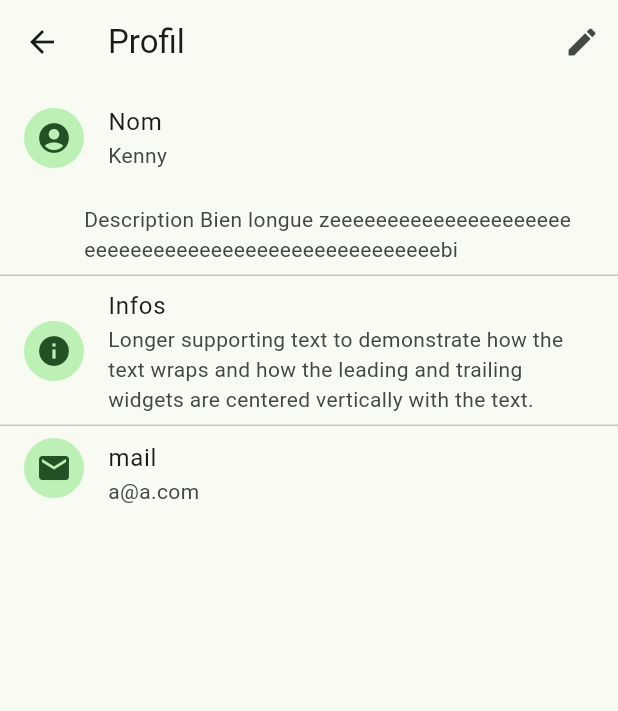
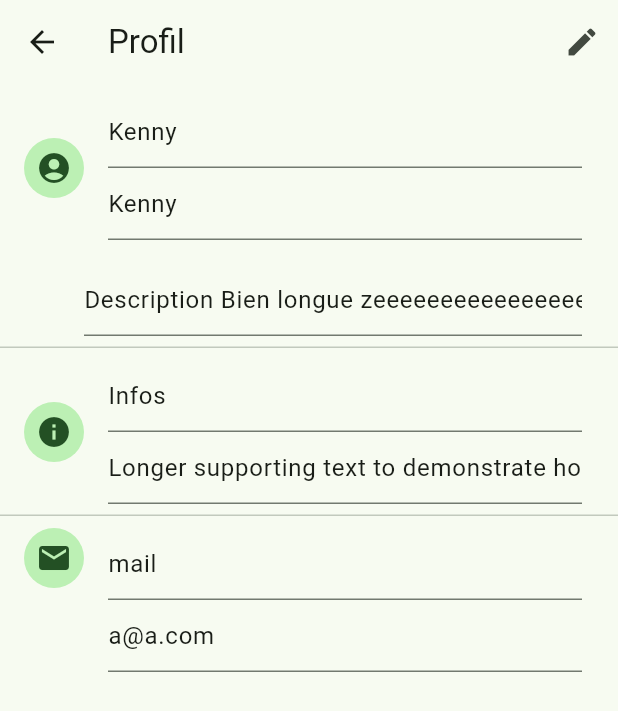
Before and after one commit to bingchillin/4MOC-Flutter-Archi-Firebase, a Flutter app: the ProfilScreen screen opened by its route, after a tap on the "edit" icon, on a phone screen of 412 x 824 dp. Shown: the top 711 px of the screen. Run offline on Flutter 3.47's test engine with Material 3 defaults, Android fonts, the phone set to English and light mode, and no system bars; our stand-ins replace bloc, cloud_firestore, equatable, firebase_auth, firebase_core, flutter_bloc; accounts and stored records are empty.

Commit message:
add userBloc and update profil screen

```diff
--- /dev/null
+++ b/lib/blocs/user_bloc.dart
@@ -0,0 +1,22 @@
+import 'dart:async';
+
+import 'package:bloc/bloc.dart';
+import 'package:equatable/equatable.dart';
+
+part '../events/user_event.dart';
+part '../states/user_state.dart';
+
+class UserBloc extends Bloc<UserEvent, UserState> {
+  UserBloc() : super(UserViewMode());
+
+  @override
+  Stream<UserState> mapEventToState(UserEvent event) async* {
+    if (event is ToggleEditMode) {
+      if (state is UserViewMode) {
+        yield UserEditMode();
+      } else {
+        yield UserViewMode();
+      }
+    }
+  }
+}
--- /dev/null
+++ b/lib/events/user_event.dart
@@ -0,0 +1,10 @@
+part of '../blocs/user_bloc.dart';
+
+abstract class UserEvent extends Equatable {
+  const UserEvent();
+
+  @override
+  List<Object> get props => [];
+}
+
+class ToggleEditMode extends UserEvent {}
--- a/lib/profil_screen/profil_screen.dart
+++ b/lib/profil_screen/profil_screen.dart
@@ -1,9 +1,11 @@
 import 'package:flutter/cupertino.dart';
 import 'package:flutter/material.dart';
+import 'package:flutter_bloc/flutter_bloc.dart';
 
-class ProfilScreen extends StatefulWidget {
+import '../blocs/user_bloc.dart';
+
+class ProfilScreen extends StatelessWidget {
   static const routeName = 'profilScreen';
-
 
   static Future<void> navigateTo(BuildContext context) {
     return Navigator.of(context).pushNamed(routeName);
@@ -12,69 +14,84 @@ class ProfilScreen extends StatefulWidget {
   const ProfilScreen({super.key});
 
   @override
-  State<ProfilScreen> createState() => _ProfilScreenState();
-}
-
-class _ProfilScreenState extends State<ProfilScreen> {
-
-
-  @override
   Widget build(BuildContext context) {
-    return Scaffold(
+    return BlocProvider(
+      create: (_) => UserBloc(),
+      child: Scaffold(
         appBar: AppBar(
           title: const Text('Profil'),
           actions: [
-          IconButton(
+            BlocBuilder<UserBloc, UserState>(
+              builder: (context, state) {
+                return IconButton(
                   icon: const Icon(Icons.edit),
                   onPressed: () {
-              Navigator.of(context).pushNamed(ProfilScreen.routeName);
+                    context.read<UserBloc>().add(ToggleEditMode());
+                  },
+                );
               },
             ),
           ],
         ),
         body: const UserProfilWidget(),
+      ),
     );
   }
 }
 
 class UserProfilWidget extends StatelessWidget {
-
   const UserProfilWidget({super.key});
 
   @override
   Widget build(BuildContext context) {
-    return Scaffold(
-        body: ListView(
-          children: const <Widget>[
+    return BlocBuilder<UserBloc, UserState>(
+      builder: (context, state) {
+        final bool isEditing = state is UserEditMode;
+        return ListView(
+          children: <Widget>[
             Column(
               children: [
                 ListTile(
-                  leading: CircleAvatar(child: Icon(Icons.account_circle_rounded)),
-                  title: Text('Nom'),
-                  subtitle: Text('Kenny'),
+                  leading: const CircleAvatar(child: Icon(Icons.account_circle_rounded)),
+                  title: isEditing
+                      ? TextField(controller: TextEditingController(text: 'Kenny'))
+                      : const Text('Nom'),
+                  subtitle: isEditing
+                      ? TextField(controller: TextEditingController(text: 'Kenny'))
+                      : const Text('Kenny'),
                 ),
                 ListTile(
-                  leading: CircleAvatar(radius: 0,),
-                  subtitle: Text("Description Bien longue zeeeeeeeeeeeeeeeeeeeeeeeeeeeeeeeeeeeeeeeeeeeeeeeeeeeebi"),
+                  leading: const CircleAvatar(radius: 0),
+                  subtitle: isEditing
+                      ? TextField(controller: TextEditingController(text: "Description Bien longue zeeeeeeeeeeeeeeeeeeeeeeeeeeeeeeeeeeeeeeeeeeeeeeeeeeeebi"))
+                      : const Text("Description Bien longue zeeeeeeeeeeeeeeeeeeeeeeeeeeeeeeeeeeeeeeeeeeeeeeeeeeeebi"),
                 ),
               ],
             ),
-            Divider(height: 0),
+            const Divider(height: 0),
             ListTile(
-              leading: CircleAvatar(child: Icon(Icons.info)),
-              title: Text('Infos'),
-              subtitle: Text(
-                  'Longer supporting text to demonstrate how the text wraps and how the leading and trailing widgets are centered vertically with the text.'),
+              leading: const CircleAvatar(child: Icon(Icons.info)),
+              title: isEditing
+                  ? TextField(controller: TextEditingController(text: 'Infos'))
+                  : const Text('Infos'),
+              subtitle: isEditing
+                  ? TextField(controller: TextEditingController(text: 'Longer supporting text to demonstrate how the text wraps and how the leading and trailing widgets are centered vertically with the text.'))
+                  : const Text('Longer supporting text to demonstrate how the text wraps and how the leading and trailing widgets are centered vertically with the text.'),
             ),
-            Divider(height: 0),
+            const Divider(height: 0),
             ListTile(
-              leading: CircleAvatar(child: Icon(Icons.email)),
-              title: Text('mail'),
-              subtitle: Text("a@a.com"),
+              leading: const CircleAvatar(child: Icon(Icons.email)),
+              title: isEditing
+                  ? TextField(controller: TextEditingController(text: 'mail'))
+                  : const Text('mail'),
+              subtitle: isEditing
+                  ? TextField(controller: TextEditingController(text: "a@a.com"))
+                  : const Text("a@a.com"),
               isThreeLine: true,
             ),
           ],
-        ),
+        );
+      },
     );
   }
 }
--- /dev/null
+++ b/lib/states/user_state.dart
@@ -0,0 +1,12 @@
+part of '../blocs/user_bloc.dart';
+
+abstract class UserState extends Equatable {
+  const UserState();
+
+  @override
+  List<Object> get props => [];
+}
+
+class UserViewMode extends UserState {}
+
+class UserEditMode extends UserState {}
```
Lines whose indentation alone changed are shown as unchanged.
